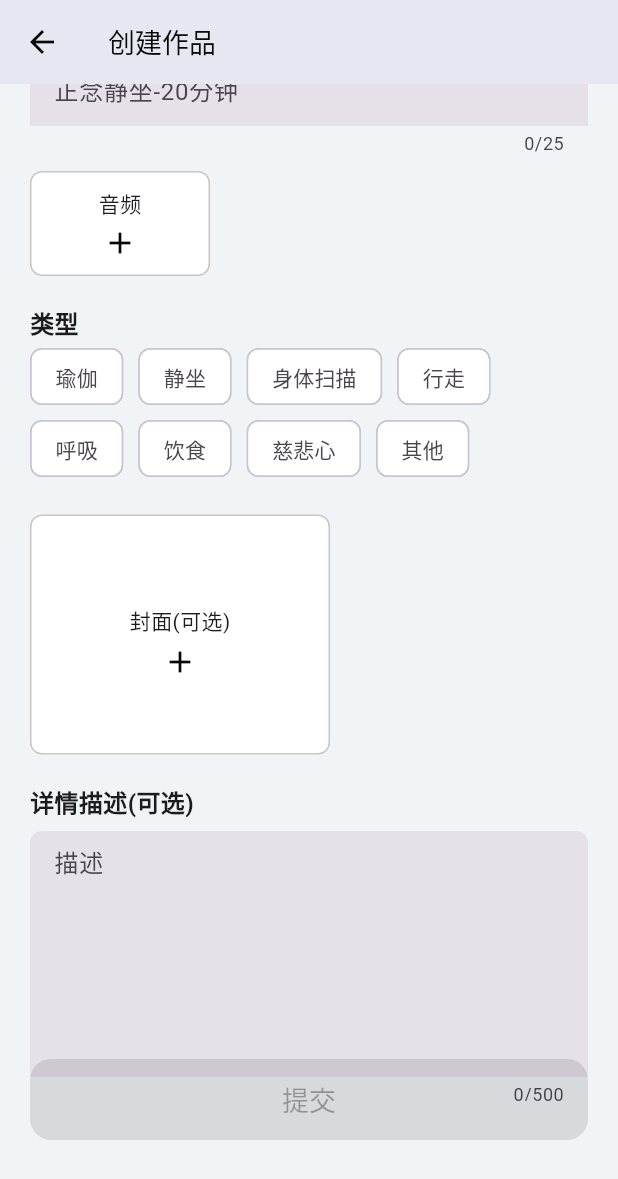
After one commit to VipSubing/self_healing, a Flutter app: the MediaCreatePage screen opened by its route, scrolled down 88 dp, after a tap on "封面(可选)", on a phone screen of 412 x 824 dp. The commit adds this screen. Shown: the top 1179 px of the screen. Run offline on Flutter 3.47's test engine with Material 3 defaults, Android fonts, the phone set to English and light mode, and no system bars; our stand-ins replace audioplayers, file_picker, flutter_easyrefresh, flutter_smart_dialog, hive, hive_flutter and 3 more; missing offline and left inert: dart:ffi, dart:html, tencentcloud_cos_sdk_plugin, wechat_assets_picker; accounts and stored records are empty; Roboto replaces fonts that are missing (Heiti).

Commit message:
商店和新建UI完成

```diff
--- /dev/null
+++ b/self_healing/devtools_options.yaml
@@ -0,0 +1,3 @@
+description: This file stores settings for Dart & Flutter DevTools.
+documentation: https://docs.flutter.dev/tools/devtools/extensions#configure-extension-enablement-states
+extensions:
--- a/self_healing/lib/basic/app_style.dart
+++ b/self_healing/lib/basic/app_style.dart
@@ -54,9 +54,8 @@ class AppStyle {
   }
 
   static Color borderLineColor(bool isDark) {
-    return isDark
-        ? Color.fromARGB(255, 167, 167, 167)
-        : Color.fromARGB(255, 77, 77, 77);
+    final color = Color.fromARGB(255, 202, 197, 197);
+    return isDark ? invertColor(color) : color;
   }
 
   static Color background1Color(bool isDark) {
--- a/self_healing/lib/main.dart
+++ b/self_healing/lib/main.dart
@@ -23,6 +23,8 @@ class MyApp extends StatelessWidget {
     return GetMaterialApp(
       title: AppInfo.shared.appName,
       theme: AppStyle.shared.light,
+      locale: const Locale('zh', 'CN'), // 设置为中文简体
+
       darkTheme: AppStyle.shared.dark,
       initialRoute:
           AppPrefference.shared.isFirstLoad ? Routes.guide : Routes.index,
--- a/self_healing/lib/pages/mindfulness/mindfulness_page.dart
+++ b/self_healing/lib/pages/mindfulness/mindfulness_page.dart
@@ -102,7 +102,7 @@ class MindfulnessPage extends GetView<MindfulnessController>
         Get.toNamed(Routes.mindfulnessShop);
         break;
       case 1:
-        Get.toNamed(Routes.mindfulnessShop);
+        Get.toNamed(Routes.mindfulnessCreate);
         break;
       default:
     }
--- a/self_healing/lib/pages/mindfulness/models/mindfulness_media_model.dart
+++ b/self_healing/lib/pages/mindfulness/models/mindfulness_media_model.dart
@@ -62,14 +62,15 @@ class MindfulnessMediaModel {
 
 @JsonEnum(valueField: 'name')
 enum MindfulnessMediaType {
-  other("其他"), //其他
-  soga(" 瑜伽"), // 瑜伽
+
+  soga("瑜伽"), // 瑜伽
   meditation("静坐"), // 静坐
   bodyScanning("身体扫描"), //身体扫描
   walk("行走"), //行走
   breathe("呼吸"), //呼吸
   diet("饮食"), //饮食
-  compassion("慈悲心") //慈悲心
+  compassion("慈悲心") ,//慈悲心
+  other("其他"), //其他
   ;
 
   final String name;
--- /dev/null
+++ b/self_healing/lib/pages/mindfulness/pages/create/media_create_controller.dart
@@ -0,0 +1,72 @@
+import 'dart:typed_data';
+
+import 'package:audioplayers/audioplayers.dart';
+import 'package:get/get.dart';
+import 'package:get/get_state_manager/get_state_manager.dart';
+import 'package:self_healing/pages/mindfulness/models/mindfulness_media_model.dart';
+import 'package:self_healing/toolkit/log.dart';
+
+class MediaCreateController extends GetxController {
+  MindfulnessMediaModel? media;
+  var name = Rx<String?>(null);
+  var type = Rx<String?>(null);
+  var duration = Rx<int?>(null);
+  var mediaSrc = Rx<String?>(null);
+  var description = Rx<String?>(null);
+  var coverSrc = Rx<String?>(null);
+
+  var isCommitEnable = false.obs;
+
+  final audioPlayer = AudioPlayer();
+
+  @override
+  onInit() {
+    super.onInit();
+
+    everAll([name, mediaSrc, type], (_) {
+      isCommitEnable.value = (name.value != null &&
+              mediaSrc.value != null &&
+              type.value != null) &&
+          name.value!.length > 0 &&
+          mediaSrc.value!.length > 0 &&
+          type.value!.length > 0;
+    });
+
+    audioPlayer.onDurationChanged.listen((Duration d) {
+      duration.value = d.inSeconds;
+    });
+    audioPlayer.setReleaseMode(ReleaseMode.stop);
+  }
+
+  @override
+  void onClose() {
+    super.onClose();
+    audioPlayer.release();
+    audioPlayer.dispose();
+  }
+
+  Future<bool> setMedia(String src) async {
+    var res = true;
+    await audioPlayer.release();
+    try {
+      await audioPlayer.setSourceDeviceFile(src);
+    } catch (e) {
+      res = false;
+    }
+    if (res) {
+      mediaSrc.value = src;
+    }
+    return res;
+  }
+
+  upload() {
+    MindfulnessMediaModel(
+        duration: duration.value!,
+        name: name.value!,
+        src: mediaSrc.value!,
+        cover: coverSrc.value,
+        type: MindfulnessMediaType.values
+            .where((item) => type.value! == item.name)
+            .first);
+  }
+}
--- /dev/null
+++ b/self_healing/lib/pages/mindfulness/pages/create/media_create_page.dart
@@ -0,0 +1,276 @@
+import 'dart:io';
+
+import 'package:file_picker/file_picker.dart';
+import 'package:flutter/material.dart';
+import 'package:flutter_smart_dialog/flutter_smart_dialog.dart';
+import 'package:get/get.dart';
+import 'package:self_healing/basic/app_style.dart';
+import 'package:self_healing/basic/globals.dart';
+import 'package:self_healing/pages/mindfulness/models/mindfulness_media_model.dart';
+import 'package:self_healing/pages/mindfulness/pages/create/media_create_controller.dart';
+import 'package:self_healing/toolkit/log.dart';
+import 'package:self_healing/widgets/brightness/builder.dart';
+import 'package:self_healing/widgets/brightness/container.dart';
+import 'package:wechat_assets_picker/wechat_assets_picker.dart';
+
+class MediaCreatePage extends GetView<MediaCreateController> {
+  MediaCreatePage({super.key}) {
+    Get.delete<MediaCreateController>();
+    Get.put(MediaCreateController());
+  }
+  onCommit() {}
+  onMediaPicker() async {
+    FilePickerResult? result = await FilePicker.platform.pickFiles();
+
+    if (result != null) {
+      File file = File(result.files.single.path!);
+      final res = await controller.setMedia(file.path);
+      if (!res) {
+        SmartDialog.showToast("音频格式错误或者其他");
+      }
+    } else {
+      // User canceled the picker
+    }
+  }
+
+  onCoverPicker() async {
+    final List<AssetEntity>? result = await AssetPicker.pickAssets(
+      Get.context!,
+      pickerConfig: const AssetPickerConfig(
+        maxAssets: 1,
+        requestType: RequestType.image,
+      ),
+    );
+    if (result != null && result.length > 0) {
+      controller.coverSrc.value = (await result.first.file)?.path;
+    }
+  }
+
+  @override
+  Widget build(BuildContext context) {
+    return GestureDetector(
+      onTap: () {
+        FocusScope.of(context).unfocus();
+      },
+      child: Scaffold(
+        appBar: AppBar(
+          title: Text("创建作品"),
+        ),
+        body: LayoutBuilder(builder: (context, constrains) {
+          logDebug(
+              "max : ${constrains.maxHeight} , min : ${constrains.minHeight}");
+          return SafeArea(
+              child: Container(
+            padding: EdgeInsets.only(
+                left: AppStyle.horizontalPadding,
+                right: AppStyle.horizontalPadding),
+            child: Stack(
+              children: [
+                SingleChildScrollView(
+                  child: Column(
+                    crossAxisAlignment: CrossAxisAlignment.start,
+                    children: [
+                      SizedBox(
+                        height: 40,
+                      ),
+                      Text(
+                        "名称",
+                        style: AppTextStyle.font16.weight600(),
+                      ),
+                      SizedBox(
+                        height: 5,
+                      ),
+                      ClipRRect(
+                        borderRadius:
+                            BorderRadius.circular(AppStyle.imgCornerRadius),
+                        child: TextField(
+                          onChanged: (value) => controller.name.value = value,
+                          maxLength: 25,
+                          decoration: const InputDecoration(
+                              filled: true,
+                              hintText: '正念静坐-20分钟',
+                              border: InputBorder.none),
+                        ),
+                      ),
+                      SizedBox(
+                        height: 10,
+                      ),
+                      Obx(() {
+                        return _MediaAddWidget(
+                          isEmpty: controller.duration.value == null,
+                          durationText:
+                              formatMinutes(controller.duration.value ?? 0),
+                          onTap: onMediaPicker,
+                        );
+                      }),
+                      SizedBox(
+                        height: 20,
+                      ),
+                      Text(
+                        "类型",
+                        style: AppTextStyle.font16.weight600(),
+                      ),
+                      BrightnessBuilder(builder: (context, isDark) {
+                        return Obx(() {
+                          return Wrap(
+                            spacing: 10,
+                            children: MindfulnessMediaType.values
+                                .map((item) => ChoiceChip(
+                                    selected:
+                                        controller.type.value == item.name,
+                                    onSelected: (_) {
+                                      controller.type.value = item.name;
+                                    },
+                                    label: Text(item.name),
+                                    selectedColor: AppStyle.themeColor,
+                                    backgroundColor:
+                                        AppStyle.background1Color(isDark)))
+                                .toList(),
+                          );
+                        });
+                      }),
+                      SizedBox(
+                        height: 20,
+                      ),
+                      Obx(() {
+                        return _CoverAddWidget(
+                          isEmpty: controller.coverSrc.value == null,
+                          onTap: onCoverPicker,
+                          src: controller.coverSrc.value,
+                        );
+                      }),
+                      SizedBox(
+                        height: 20,
+                      ),
+                      Text(
+                        "详情描述(可选)",
+                        style: AppTextStyle.font16.weight600(),
+                      ),
+                      SizedBox(
+                        height: 7,
+                      ),
+                      ClipRRect(
+                        borderRadius:
+                            BorderRadius.circular(AppStyle.imgCornerRadius),
+                        child: Container(
+                          height: 180,
+                          child: TextField(
+                            onChanged: (value) => controller.description.value,
+                            maxLength: 500,
+                            expands: true,
+                            maxLines: null,
+                            // minLines: 1,
+                            decoration: const InputDecoration(
+                                filled: true,
+                                hintText: '描述',
+                                border: InputBorder.none),
+                          ),
+                        ),
+                      ),
+                      SizedBox(
+                        height: 90,
+                      ),
+                    ],
+                  ),
+                ),
+                Positioned(
+                    bottom: -(MediaQuery.of(context).size.height -
+                        constrains.maxHeight -
+                        120),
+                    left: 0,
+                    right: 0,
+                    child: Obx(() {
+                      return ElevatedButton(
+                          onPressed:
+                              controller.isCommitEnable.value ? onCommit : null,
+                          child: Text("提交"));
+                    }))
+              ],
+            ),
+          ));
+        }),
+      ),
+    );
+  }
+}
+
+class _MediaAddWidget extends StatelessWidget {
+  const _MediaAddWidget(
+      {super.key,
+      this.durationText,
+      required this.isEmpty,
+      required this.onTap});
+  final bool isEmpty;
+  final String? durationText;
+  final Function() onTap;
+  @override
+  Widget build(BuildContext context) {
+    return BrightnessBuilder(builder: (context, isDark) {
+      return GestureDetector(
+        onTap: onTap,
+        child: BrightnessContainer(
+          height: 70,
+          width: 120,
+          decoration: BoxDecoration(
+              borderRadius: BorderRadius.circular(8),
+              border: Border.all(
+                  width: 1, color: AppStyle.borderLineColor(isDark))),
+          child: Column(
+            children: [
+              SizedBox(
+                height: 10,
+              ),
+              Text("音频"),
+              SizedBox(
+                height: 5,
+              ),
+              isEmpty ? Icon(Icons.add) : Text(durationText ?? "")
+            ],
+          ),
+        ),
+      );
+    });
+  }
+}
+
+class _CoverAddWidget extends StatelessWidget {
+  const _CoverAddWidget(
+      {super.key, this.src, required this.isEmpty, required this.onTap});
+  final bool isEmpty;
+  final String? src;
+  final Function() onTap;
+  @override
+  Widget build(BuildContext context) {
+    return BrightnessBuilder(builder: (context, isDark) {
+      return GestureDetector(
+        onTap: onTap,
+        child: BrightnessContainer(
+          height: 160,
+          width: 200,
+          decoration: BoxDecoration(
+              borderRadius: BorderRadius.circular(8),
+              border: Border.all(
+                  width: 1, color: AppStyle.borderLineColor(isDark))),
+          child: isEmpty
+              ? const Column(
+                  mainAxisAlignment: MainAxisAlignment.center,
+                  children: [
+                    SizedBox(
+                      height: 10,
+                    ),
+                    Text("封面(可选)"),
+                    SizedBox(
+                      height: 5,
+                    ),
+                    Icon(Icons.add)
+                  ],
+                )
+              : Image.file(
+                  File(src!),
+                  fit: BoxFit.cover,
+                ),
+        ),
+      );
+    });
+  }
+}
--- a/self_healing/lib/pages/mindfulness/pages/shop/media_shop_page.dart
+++ b/self_healing/lib/pages/mindfulness/pages/shop/media_shop_page.dart
@@ -22,6 +22,7 @@ import 'package:self_healing/widgets/tag_w.dart';
 
 class MediaShopPage extends GetView<MediaShopController> {
   MediaShopPage({super.key}) {
+    Get.delete<MediaShopController>();
     var controller = MediaShopController();
     Get.put(controller);
 
@@ -30,6 +31,7 @@ class MediaShopPage extends GetView<MediaShopController> {
   final refreshController = EasyRefreshController();
   final searchController = TextEditingController();
   final playerController = Get.find<MindfulnessController>();
+
   @override
   Widget build(BuildContext context) {
     return Scaffold(
--- a/self_healing/lib/routes/routes.dart
+++ b/self_healing/lib/routes/routes.dart
@@ -3,6 +3,7 @@ import 'package:self_healing/pages/guide/guide1_page.dart';
 import 'package:self_healing/pages/guide/guide2_page.dart';
 import 'package:self_healing/pages/guide/guide_page.dart';
 import 'package:self_healing/pages/index/index_page.dart';
+import 'package:self_healing/pages/mindfulness/pages/create/media_create_page.dart';
 import 'package:self_healing/pages/mindfulness/pages/details/media_details_page.dart';
 import 'package:self_healing/pages/mindfulness/pages/shop/media_shop_page.dart';
 
@@ -21,6 +22,7 @@ class Routes {
   static String index = "index";
   static String mindfulnessShop = "mindfulnessShop";
   static String mindfulnessDetails = "mindfulnessDetails";
+  static String mindfulnessCreate = "mindfulnessCreate";
 
   Map<String, WidgetBuilder> pages() {
     return {
@@ -36,6 +38,9 @@ class Routes {
       mindfulnessShop: (context) => (MediaShopPage()),
       // 详情
       mindfulnessDetails: (context) => (MediaDetailsPage()),
+      // 创建
+      mindfulnessCreate: (context) => (MediaCreatePage()),
+
     };
   }
 }
--- a/self_healing/pubspec.yaml
+++ b/self_healing/pubspec.yaml
@@ -18,12 +18,14 @@ dependencies:
     hive: 2.2.3 #持久化存储
     hive_flutter: 1.1.0 #持久化存储
     logger: any
-    # extended_image: any #扩展image
-    # tdesign_flutter: ^0.1.0 # 组件库
+    file_picker: any
+    wechat_assets_picker: ^9.4.0
+    flutter_smart_dialog: any
     cupertino_icons: ^1.0.6
     json_annotation: ^4.9.0
     flutter_easyrefresh: any
     tuple: any
+    tencentcloud_cos_sdk_plugin: ^1.1.7
 
 dev_dependencies:
     flutter_test:
```
Also changed, not shown: self_healing/lib/toolkit/oss.dart (added, +93 -0 lines), 4 other files.
